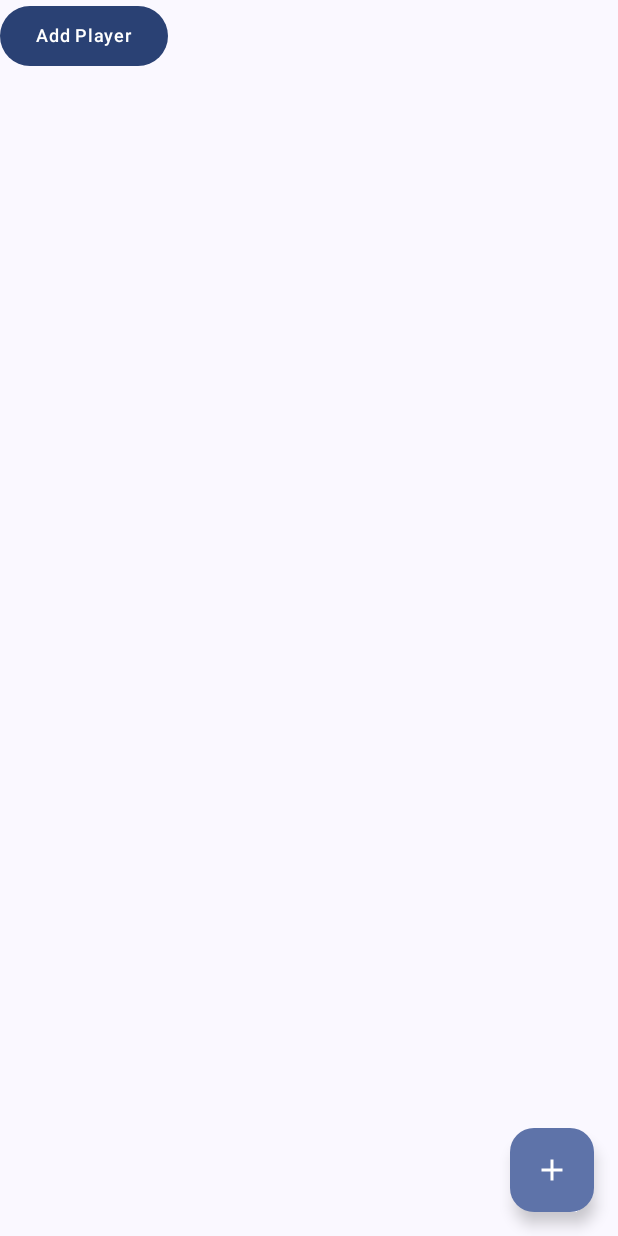
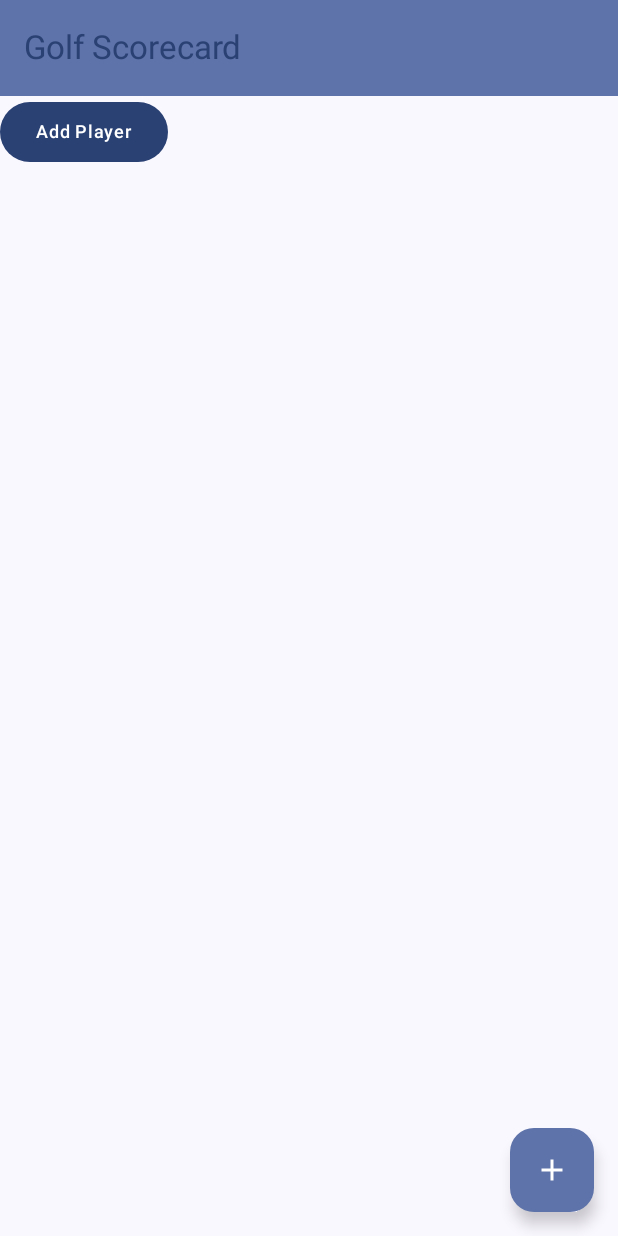
Before and after one commit to clahey/golf-score, an Android app built with Jetpack Compose: the GameListScreen screen opened through its navigation route, on a phone screen of 412 x 824 dp. Run offline under Robolectric (Android 15) with nearby library versions, the phone set to English and light mode, and no system bars; our stand-ins replace Room's generated code.

Commit message:
Update main page display.

```diff
--- a/app/src/main/java/net/clahey/golfscore/ui/GameListScreen.kt
+++ b/app/src/main/java/net/clahey/golfscore/ui/GameListScreen.kt
@@ -8,17 +8,21 @@ import androidx.compose.foundation.lazy.LazyColumn
 import androidx.compose.material.icons.Icons
 import androidx.compose.material.icons.filled.Add
 import androidx.compose.material3.Button
+import androidx.compose.material3.ExperimentalMaterial3Api
 import androidx.compose.material3.FloatingActionButton
 import androidx.compose.material3.Icon
 import androidx.compose.material3.MaterialTheme
 import androidx.compose.material3.Scaffold
 import androidx.compose.material3.Text
+import androidx.compose.material3.TopAppBar
+import androidx.compose.material3.TopAppBarDefaults.topAppBarColors
 import androidx.compose.runtime.Composable
 import androidx.compose.runtime.collectAsState
 import androidx.compose.runtime.getValue
 import androidx.compose.ui.Modifier
 import androidx.lifecycle.viewmodel.compose.viewModel
 
+@OptIn(ExperimentalMaterial3Api::class)
 @Composable
 fun GameListScreen(
     onNavigateToGame: (Int) -> Unit,
@@ -35,20 +39,27 @@ fun GameListScreen(
         FloatingActionButton(onClick = { onNavigateToGameAdd() }) {
             Icon(Icons.Filled.Add, "Add Game")
         }
+    }, topBar = {
+        TopAppBar(
+            colors = topAppBarColors(
+                containerColor = MaterialTheme.colorScheme.primaryContainer,
+                titleContentColor = MaterialTheme.colorScheme.primary,
+            ),
+            title = { Text("Golf Scorecard") },
+        )
     }) { innerPadding ->
-        Column {
+        Column(Modifier.padding(innerPadding)) {
             Button(onClick = onNavigateToPlayerAdd) {
                 Text("Add Player", style = MaterialTheme.typography.labelMedium)
             }
-
-            LazyColumn(Modifier.padding(innerPadding)) {
+            LazyColumn {
                 for (game in gameListState.games) {
                     item {
                         Row(Modifier.clickable(onClick = { onNavigateToGame(game.id) })) {
                             Text(
                                 game.title,
                                 modifier = Modifier.alignByBaseline(),
-                                style = MaterialTheme.typography.titleLarge
+                                style = MaterialTheme.typography.titleMedium
                             )
                             Text(
                                 "(${game.players.joinToString(", ") { it.name }})",
```
